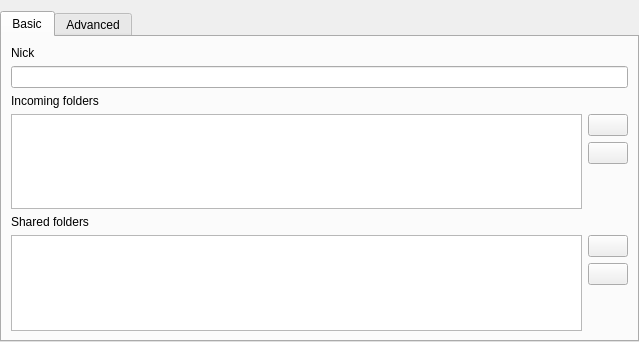
Ummon/D-LAN, file application/GUI/WidgetSettings.ui: the form before one commit.
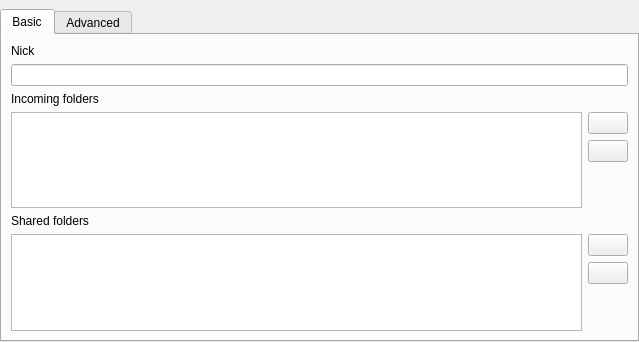
The form after the commit. Icons and pictures are not drawn.

The edit to the form file:
```diff
--- a/application/GUI/WidgetSettings.ui
+++ b/application/GUI/WidgetSettings.ui
@@ -17,6 +17,9 @@
    <property name="leftMargin">
     <number>0</number>
    </property>
+   <property name="topMargin">
+    <number>9</number>
+   </property>
    <property name="rightMargin">
     <number>0</number>
    </property>
```
